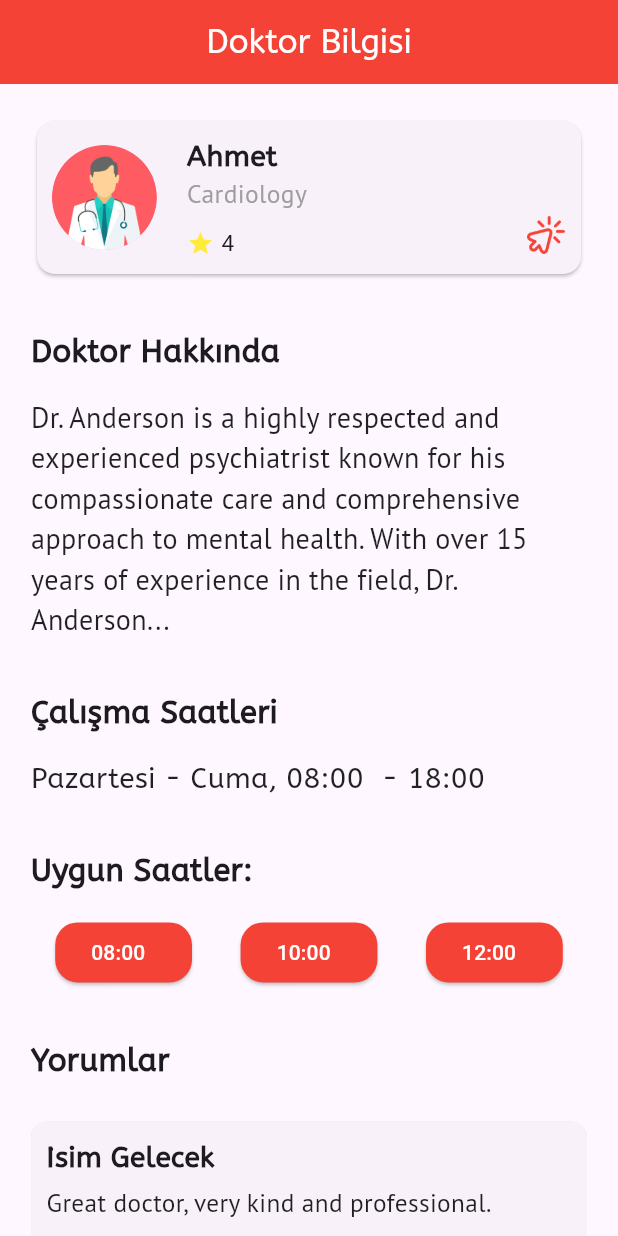
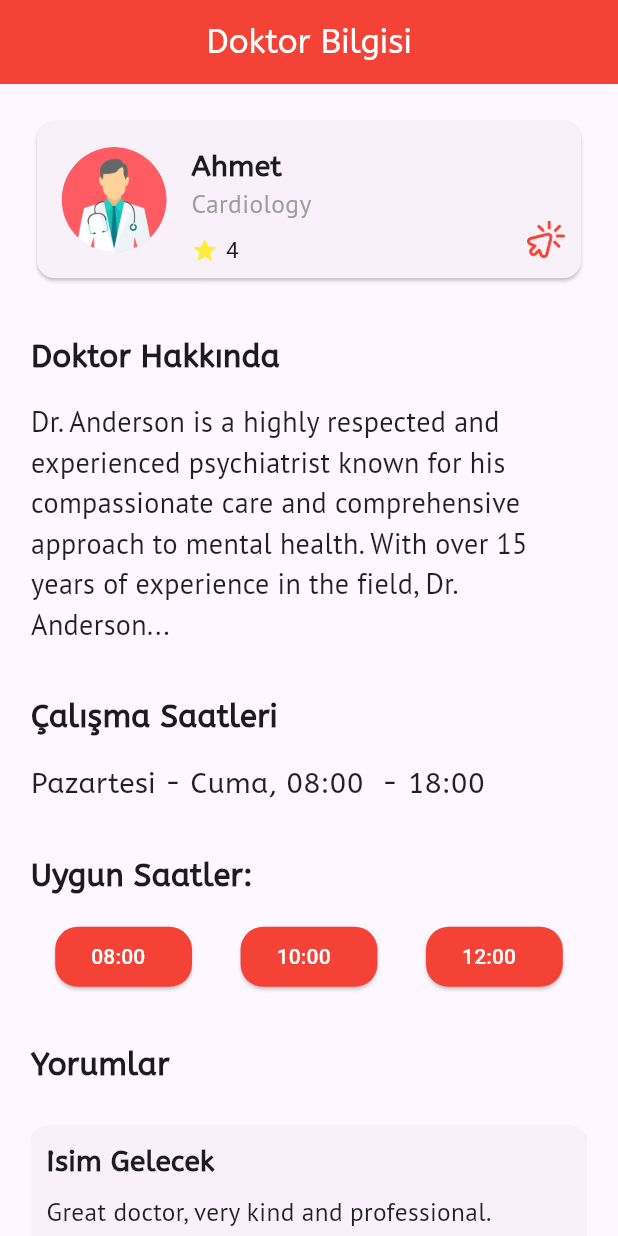
Before and after one commit to KaanBal/HealPoint_Frontend, a Flutter app: the screen it shows after launch, on a phone screen of 412 x 824 dp. Run offline on Flutter 3.47's test engine with Material 3 defaults, Android fonts, the phone set to English and light mode, and no system bars.

Commit message:
Doktor bilgi ekranında güncellemeler yapıldı

```diff
--- a/lib/Doctor/doktor_bilgi/doktor_bilgi.dart
+++ b/lib/Doctor/doktor_bilgi/doktor_bilgi.dart
@@ -61,16 +61,16 @@ class _DoctorBilgiEkran extends State<DoctorBilgiEkran> {
                   child: Row(
                     crossAxisAlignment: CrossAxisAlignment.center,
                     children: [
-                      const SizedBox(width: 10),
+                      SizedBox(width: ekranGenisligi * 0.04),
                       const CircleAvatar(
                         radius: 35,
                         backgroundImage: AssetImage('resimler/doktor.png'),
                       ),
-                      const SizedBox(width: 20),
+                      SizedBox(width: ekranGenisligi * 0.04),
                       Column(
                         crossAxisAlignment: CrossAxisAlignment.start,
                         children: [
-                          const SizedBox(height: 10),
+                          SizedBox(height: ekranYuksekligi * 0.02),
                           Text(
                             selectedDoctor?.Doctor_name ?? "",
                             style: const TextStyle(
@@ -85,7 +85,7 @@ class _DoctorBilgiEkran extends State<DoctorBilgiEkran> {
                                 fontFamily: "PtSans",
                                 color: Colors.grey),
                           ),
-                          const SizedBox(height: 10),
+                          SizedBox(height: ekranYuksekligi * 0.01),
                           Row(
                             children: [
                               Icon(Icons.star, color: Colors.yellow, size: 18),
@@ -98,7 +98,7 @@ class _DoctorBilgiEkran extends State<DoctorBilgiEkran> {
                                       fontSize: 15)), // Font boyutunu küçülttük
                             ],
                           ),
-                          const SizedBox(height: 10),
+                          SizedBox(height: ekranYuksekligi * 0.01),
                         ],
                       ),
                     ],
@@ -219,7 +219,7 @@ class _DoctorBilgiEkran extends State<DoctorBilgiEkran> {
                                 fontWeight: FontWeight.bold,
                                 fontFamily: "ABeeZee"),
                           ),
-                          SizedBox(height: 5),
+                          SizedBox(height: ekranYuksekligi * 0.01),
                           Text(
                             review.comment ?? "",
                             style: TextStyle(
@@ -228,7 +228,7 @@ class _DoctorBilgiEkran extends State<DoctorBilgiEkran> {
                                 fontFamily: "PtSans",
                                 color: Colors.black87),
                           ),
-                          SizedBox(height: 8),
+                          SizedBox(height: ekranYuksekligi * 0.01),
                           Text(
                             "Tarih Gelecek",
                             style: TextStyle(
```
